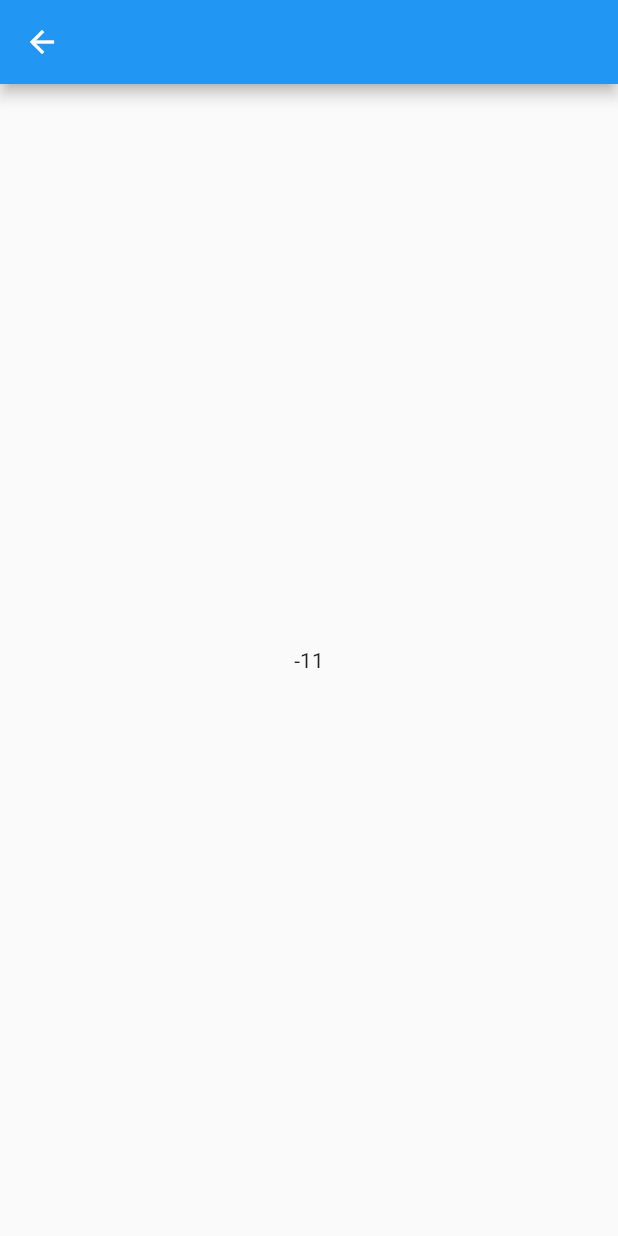
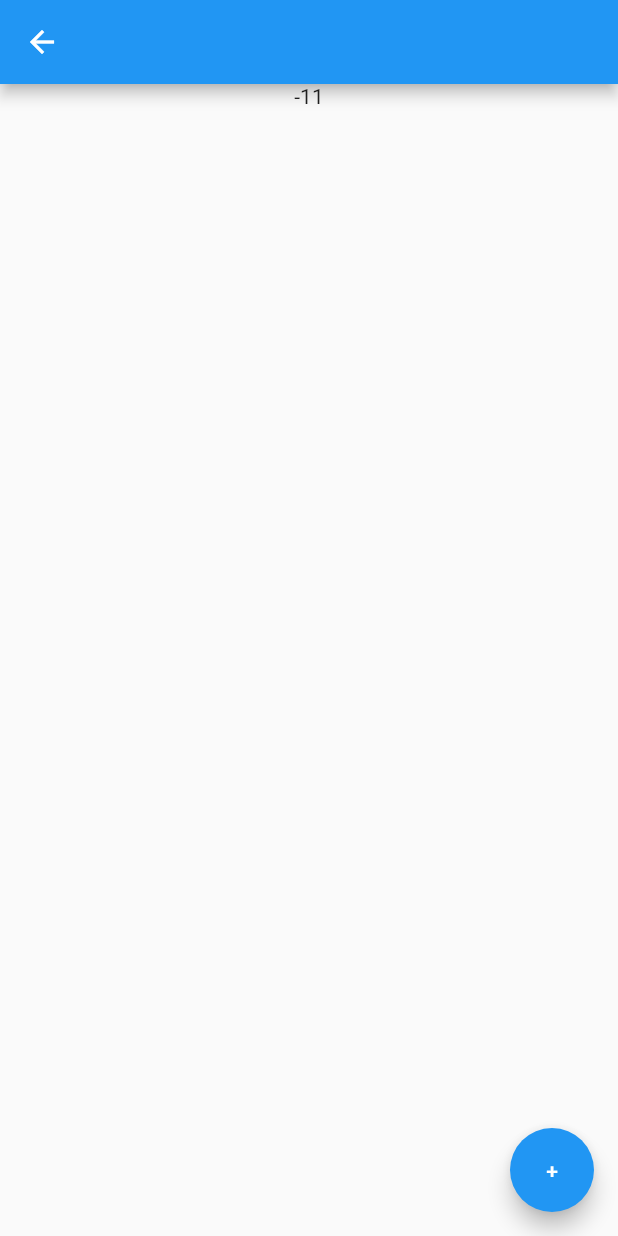
Before and after one commit to anton-yazlovetskiy/get_it_mixin, a Flutter app: the SecondPage screen opened directly, on a phone screen of 412 x 824 dp. Run offline on Flutter 3.47's test engine with Material 2 defaults, Android fonts, the phone set to English and light mode, and no system bars; our stand-ins replace get_it, get_it_mixin.

Commit message:
рабочий getIt с обновлением состояния

```diff
--- a/lib/model.dart
+++ b/lib/model.dart
@@ -1,10 +1,11 @@
 // ignore_for_file: public_member_api_docs, sort_constructors_first
-import 'package:flutter/material.dart';
+import 'package:flutter/foundation.dart';
 
 class AppModel extends ChangeNotifier {
   int counter = -11;
 
   List<String> list = [];
+  ValueListenable<List<String>> listLisn = ValueNotifier([]);
 
   void addCounter() {
     counter++;
--- a/lib/second_page.dart
+++ b/lib/second_page.dart
@@ -1,16 +1,57 @@
 import 'package:flutter/material.dart';
+import 'package:get_it_mixin/get_it_mixin.dart';
 import 'package:get_it_test/get_it.dart';
 import 'package:get_it_test/model.dart';
 
-class SecondPage extends StatelessWidget {
-  const SecondPage({Key? key}) : super(key: key);
+class SecondPage extends StatefulWidget with GetItStatefulWidgetMixin {
+  SecondPage({Key? key}) : super(key: key);
 
   @override
+  State<SecondPage> createState() => _SecondPageState();
+}
+
+class _SecondPageState extends State<SecondPage> with GetItStateMixin {
+  @override
   Widget build(BuildContext context) {
+    final myCounterRef = watchOnly((AppModel x) => x.counter);
+    final myListRef = watchOnly((AppModel x) => x.list);
+    final myListRefLisn = watchX((AppModel x) => x.listLisn);
     return Scaffold(
       appBar: AppBar(),
       body: Center(
-        child: Text('${getIt<AppModel>().counter}'),
+        child: Column(
+          mainAxisAlignment: MainAxisAlignment.center,
+          children: <Widget>[
+            Text('$myCounterRef'),
+            const SizedBox(
+              height: 20,
+            ),
+            Expanded(
+              child: ListView.builder(
+                itemCount: myListRef.length,
+                itemBuilder: (context, index) => ListTile(
+                  title: Text(myListRef[index]),
+                ),
+              ),
+            ),
+            Expanded(
+              child: ListView.builder(
+                itemCount: myListRefLisn.length,
+                itemBuilder: (context, index) => ListTile(
+                  title: Text(myListRefLisn[index]),
+                ),
+              ),
+            ),
+          ],
+        ),
+      ),
+      floatingActionButton: FloatingActionButton(
+        onPressed: () {
+          getIt<AppModel>().addCounter();
+          getIt<AppModel>().list.add('${DateTime.now()}');
+          getIt<AppModel>().listLisn.value.add('${DateTime.now()}');
+        },
+        child: const Text('+'),
       ),
     );
   }
```
Also changed, not shown: lib/main.dart (+12 -3 lines).
